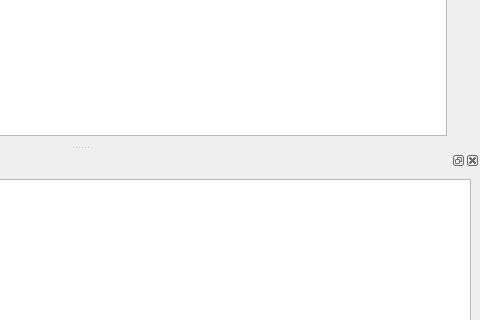
Before: the Qt Designer form sphinx_explorer/main_window.ui in pashango2/sphinx-explorer, drawn with Qt 5; both pictures show x 320 to 800 and y 198 to 518 of the 800 by 600 pixel window.
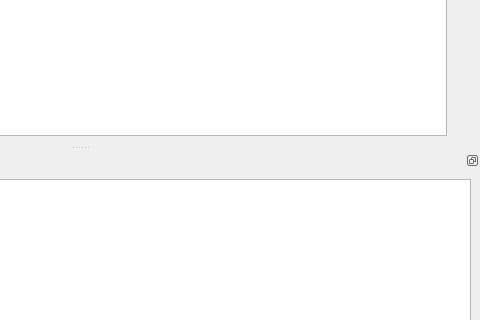
After: the same form once the commit is applied. Custom widgets are drawn as their Qt base class.

Commit message: Dock Widget Dont close

What changed in the file:
```diff
--- a/sphinx_explorer/main_window.ui
+++ b/sphinx_explorer/main_window.ui
@@ -167,6 +167,9 @@
   </widget>
   <widget class="QStatusBar" name="statusbar"/>
   <widget class="QDockWidget" name="dock_outputs">
+   <property name="features">
+    <set>QDockWidget::DockWidgetFloatable|QDockWidget::DockWidgetMovable</set>
+   </property>
    <property name="windowTitle">
     <string>Outputs</string>
    </property>
```
The commit also changes 1 other file.
